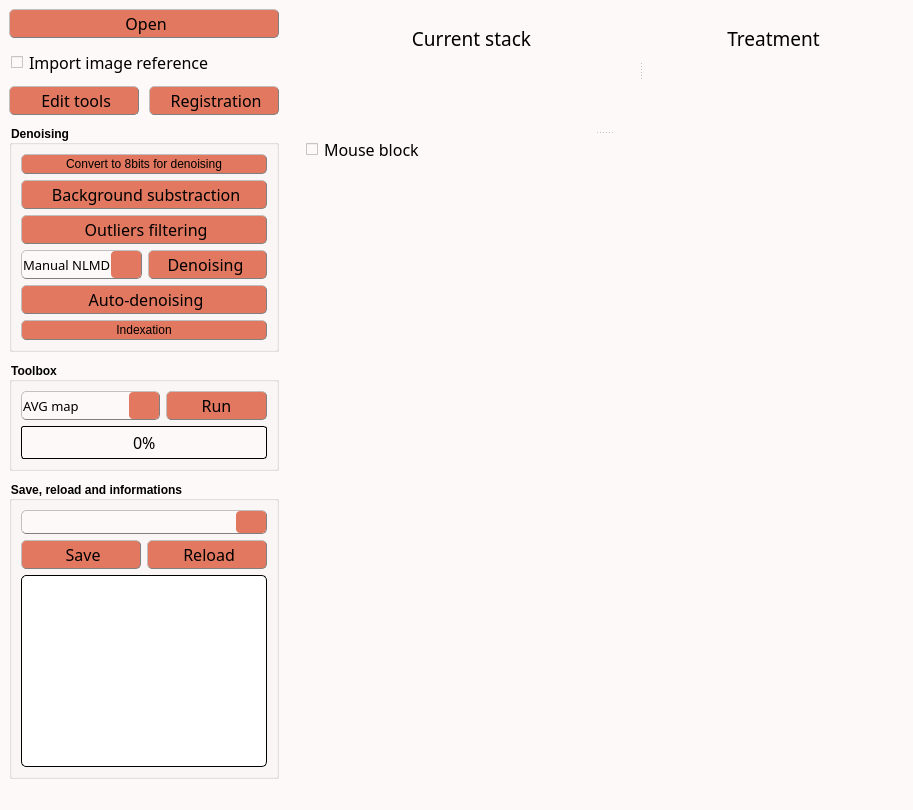
First picture: the form in inichord/__main__local.ui, repository Cyril-Langlois/iniCHORD, before the edit.
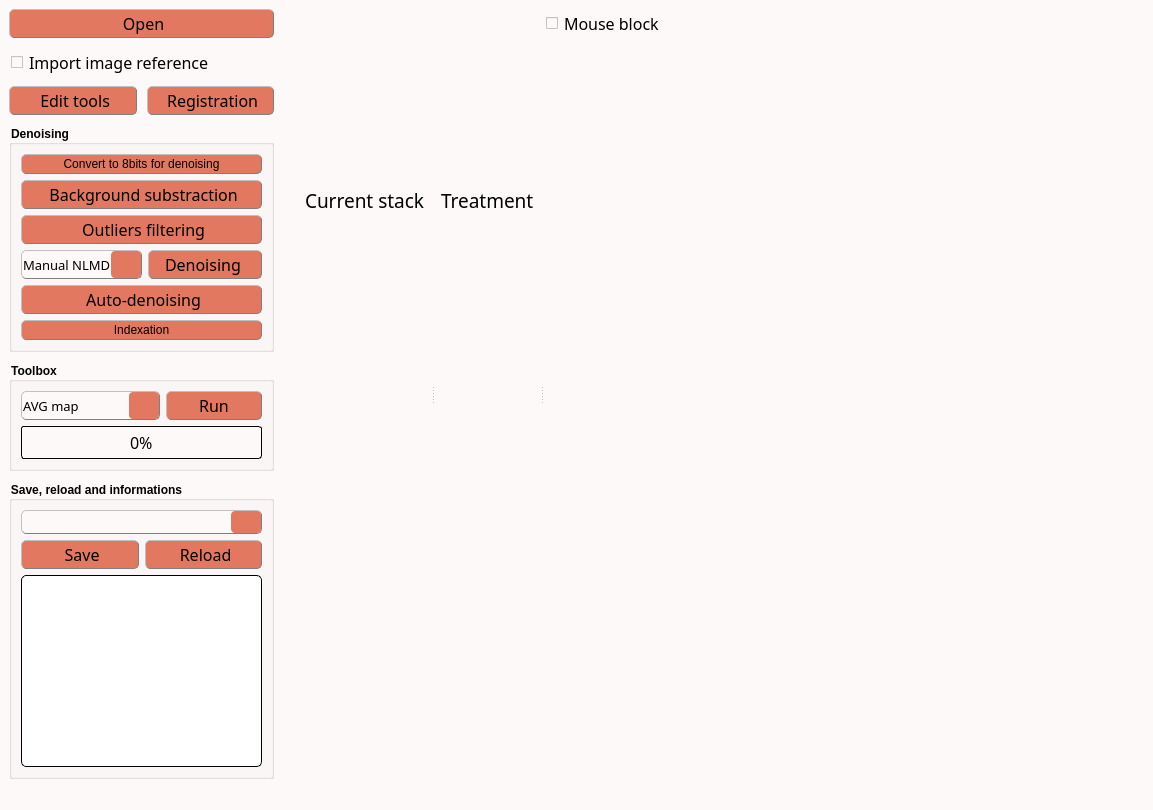
Second picture: the form after the edit. Icons and pictures are not drawn. Custom widgets are drawn as their Qt base class.

Commit message: Ajout des MAJ en local

Patch:
```diff
--- a/inichord/__main__local.ui
+++ b/inichord/__main__local.ui
@@ -225,7 +225,7 @@
             </property>
             <property name="minimumSize">
              <size>
-              <width>101</width>
+              <width>96</width>
               <height>0</height>
              </size>
             </property>
@@ -239,6 +239,7 @@
              <font>
               <family>Noto Sans Cond</family>
               <pointsize>12</pointsize>
+              <weight>50</weight>
               <italic>false</italic>
               <bold>false</bold>
              </font>
@@ -278,6 +279,7 @@
            <font>
             <family>Noto Sans Cond</family>
             <pointsize>12</pointsize>
+            <weight>50</weight>
             <italic>false</italic>
             <bold>false</bold>
            </font>
@@ -302,7 +304,7 @@
             </property>
             <property name="minimumSize">
              <size>
-              <width>101</width>
+              <width>96</width>
               <height>0</height>
              </size>
             </property>
@@ -310,6 +312,7 @@
              <font>
               <family>Noto Sans Cond</family>
               <pointsize>12</pointsize>
+              <weight>50</weight>
               <italic>false</italic>
               <bold>false</bold>
              </font>
@@ -339,7 +342,7 @@
             </property>
             <property name="minimumSize">
              <size>
-              <width>101</width>
+              <width>96</width>
               <height>0</height>
              </size>
             </property>
@@ -347,6 +350,7 @@
              <font>
               <family>Noto Sans Cond</family>
               <pointsize>12</pointsize>
+              <weight>50</weight>
               <italic>false</italic>
               <bold>false</bold>
              </font>
@@ -372,6 +376,7 @@
          <widget class="QGroupBox" name="groupBox">
           <property name="font">
            <font>
+            <weight>75</weight>
             <bold>true</bold>
            </font>
           </property>
@@ -403,7 +408,7 @@
              </property>
              <property name="minimumSize">
               <size>
-               <width>101</width>
+               <width>96</width>
                <height>0</height>
               </size>
              </property>
@@ -411,6 +416,7 @@
               <font>
                <family>Noto Sans Cond</family>
                <pointsize>12</pointsize>
+               <weight>50</weight>
                <italic>false</italic>
                <bold>false</bold>
               </font>
@@ -440,7 +446,7 @@
              </property>
              <property name="minimumSize">
               <size>
-               <width>101</width>
+               <width>96</width>
                <height>0</height>
               </size>
              </property>
@@ -448,6 +454,7 @@
               <font>
                <family>Noto Sans Cond</family>
                <pointsize>12</pointsize>
+               <weight>50</weight>
                <italic>false</italic>
                <bold>false</bold>
               </font>
@@ -511,7 +518,7 @@
                </item>
               </widget>
              </item>
-             <item alignment="">
+             <item>
               <widget class="QPushButton" name="Manual_denoising_button">
                <property name="sizePolicy">
                 <sizepolicy hsizetype="Expanding" vsizetype="Minimum">
@@ -521,7 +528,7 @@
                </property>
                <property name="minimumSize">
                 <size>
-                 <width>101</width>
+                 <width>96</width>
                  <height>0</height>
                 </size>
                </property>
@@ -529,6 +536,7 @@
                 <font>
                  <family>Noto Sans Cond</family>
                  <pointsize>12</pointsize>
+                 <weight>50</weight>
                  <italic>false</italic>
                  <bold>false</bold>
                 </font>
@@ -560,7 +568,7 @@
              </property>
              <property name="minimumSize">
               <size>
-               <width>101</width>
+               <width>96</width>
                <height>0</height>
               </size>
              </property>
@@ -568,6 +576,7 @@
               <font>
                <family>Noto Sans Cond</family>
                <pointsize>12</pointsize>
+               <weight>50</weight>
                <italic>false</italic>
                <bold>false</bold>
               </font>
@@ -716,7 +725,7 @@
                </property>
                <property name="minimumSize">
                 <size>
-                 <width>101</width>
+                 <width>96</width>
                  <height>0</height>
                 </size>
                </property>
@@ -724,6 +733,7 @@
                 <font>
                  <family>Noto Sans Cond</family>
                  <pointsize>12</pointsize>
+                 <weight>50</weight>
                  <italic>false</italic>
                  <bold>false</bold>
                 </font>
@@ -763,6 +773,7 @@
               <font>
                <family>Noto Sans Cond</family>
                <pointsize>12</pointsize>
+               <weight>50</weight>
                <italic>false</italic>
                <bold>false</bold>
               </font>
@@ -794,7 +805,7 @@
              </property>
              <property name="minimumSize">
               <size>
-               <width>84</width>
+               <width>79</width>
                <height>0</height>
               </size>
              </property>
@@ -802,6 +813,7 @@
               <font>
                <family>Noto Sans Cond</family>
                <pointsize>10</pointsize>
+               <weight>50</weight>
                <italic>false</italic>
                <bold>false</bold>
               </font>
@@ -834,7 +846,7 @@
            </item>
            <item>
             <layout class="QHBoxLayout" name="horizontalLayout_4">
-             <item alignment="">
+             <item>
               <widget class="QPushButton" name="Save_button">
                <property name="sizePolicy">
                 <sizepolicy hsizetype="Minimum" vsizetype="Minimum">
@@ -844,7 +856,7 @@
                </property>
                <property name="minimumSize">
                 <size>
-                 <width>101</width>
+                 <width>96</width>
                  <height>0</height>
                 </size>
                </property>
@@ -852,6 +864,7 @@
                 <font>
                  <family>Noto Sans Cond</family>
                  <pointsize>12</pointsize>
+                 <weight>50</weight>
                  <italic>false</italic>
                  <bold>false</bold>
                 </font>
@@ -871,7 +884,7 @@
                </property>
               </widget>
              </item>
-             <item alignment="">
+             <item>
               <widget class="QPushButton" name="Reload_button">
                <property name="sizePolicy">
                 <sizepolicy hsizetype="Minimum" vsizetype="Minimum">
@@ -881,7 +894,7 @@
                </property>
                <property name="minimumSize">
                 <size>
-                 <width>101</width>
+                 <width>96</width>
                  <height>0</height>
                 </size>
                </property>
@@ -889,6 +902,7 @@
                 <font>
                  <family>Noto Sans Cond</family>
                  <pointsize>12</pointsize>
+                 <weight>50</weight>
                  <italic>false</italic>
                  <bold>false</bold>
                 </font>
@@ -981,15 +995,6 @@
                   </color>
                  </brush>
                 </colorrole>
-                <colorrole role="PlaceholderText">
-                 <brush brushstyle="SolidPattern">
-                  <color alpha="128">
-                   <red>0</red>
-                   <green>0</green>
-                   <blue>0</blue>
-                  </color>
-                 </brush>
-                </colorrole>
                </active>
                <inactive>
                 <colorrole role="WindowText">
@@ -1046,15 +1051,6 @@
                   </color>
                  </brush>
                 </colorrole>
-                <colorrole role="PlaceholderText">
-                 <brush brushstyle="SolidPattern">
-                  <color alpha="128">
-                   <red>0</red>
-                   <green>0</green>
-                   <blue>0</blue>
-                  </color>
-                 </brush>
-                </colorrole>
                </inactive>
                <disabled>
                 <colorrole role="WindowText">
@@ -1111,15 +1107,6 @@
                   </color>
                  </brush>
                 </colorrole>
-                <colorrole role="PlaceholderText">
-                 <brush brushstyle="SolidPattern">
-                  <color alpha="128">
-                   <red>0</red>
-                   <green>0</green>
-                   <blue>0</blue>
-                  </color>
-                 </brush>
-                </colorrole>
                </disabled>
               </palette>
              </property>
@@ -1127,6 +1114,7 @@
               <font>
                <family>Noto Sans Cond</family>
                <pointsize>10</pointsize>
+               <weight>50</weight>
                <italic>false</italic>
                <bold>false</bold>
               </font>
@@ -1158,13 +1146,7 @@
           <verstretch>0</verstretch>
          </sizepolicy>
         </property>
-        <property name="orientation">
-         <enum>Qt::Orientation::Vertical</enum>
-        </property>
         <widget class="QSplitter" name="splitter">
-         <property name="orientation">
-          <enum>Qt::Orientation::Horizontal</enum>
-         </property>
          <widget class="QWidget" name="layoutWidget">
           <layout class="QVBoxLayout" name="verticalLayout">
            <item>
@@ -1226,15 +1208,6 @@
                   </color>
                  </brush>
                 </colorrole>
-                <colorrole role="PlaceholderText">
-                 <brush brushstyle="SolidPattern">
-                  <color alpha="128">
-                   <red>0</red>
-                   <green>0</green>
-                   <blue>0</blue>
-                  </color>
-                 </brush>
-                </colorrole>
                </active>
                <inactive>
                 <colorrole role="WindowText">
@@ -1291,15 +1264,6 @@
                   </color>
                  </brush>
                 </colorrole>
-                <colorrole role="PlaceholderText">
-                 <brush brushstyle="SolidPattern">
-                  <color alpha="128">
-                   <red>0</red>
-                   <green>0</green>
-                   <blue>0</blue>
-                  </color>
-                 </brush>
-                </colorrole>
                </inactive>
                <disabled>
                 <colorrole role="WindowText">
@@ -1356,15 +1320,6 @@
                   </color>
                  </brush>
                 </colorrole>
-                <colorrole role="PlaceholderText">
-                 <brush brushstyle="SolidPattern">
-                  <color alpha="128">
-                   <red>0</red>
-                   <green>0</green>
-                   <blue>0</blue>
-                  </color>
-                 </brush>
-                </colorrole>
                </disabled>
               </palette>
              </property>
@@ -1372,6 +1327,7 @@
               <font>
                <family>Noto Sans Cond</family>
                <pointsize>14</pointsize>
+               <weight>50</weight>
                <italic>false</italic>
                <bold>false</bold>
               </font>
@@ -1391,9 +1347,6 @@
              <property name="scaledContents">
               <bool>false</bool>
              </property>
-             <property name="alignment">
-              <set>Qt::AlignmentFlag::AlignCenter</set>
-             </property>
             </widget>
            </item>
            <item>
@@ -1462,15 +1415,6 @@
                   </color>
                  </brush>
                 </colorrole>
-                <colorrole role="PlaceholderText">
-                 <brush brushstyle="SolidPattern">
-                  <color alpha="128">
-                   <red>0</red>
-                   <green>0</green>
-                   <blue>0</blue>
-                  </color>
-                 </brush>
-                </colorrole>
                </active>
                <inactive>
                 <colorrole role="WindowText">
@@ -1527,15 +1471,6 @@
                   </color>
                  </brush>
                 </colorrole>
-                <colorrole role="PlaceholderText">
-                 <brush brushstyle="SolidPattern">
-                  <color alpha="128">
-                   <red>0</red>
-                   <green>0</green>
-                   <blue>0</blue>
-                  </color>
-                 </brush>
-                </colorrole>
                </inactive>
                <disabled>
                 <colorrole role="WindowText">
@@ -1592,15 +1527,6 @@
                   </color>
                  </brush>
                 </colorrole>
-                <colorrole role="PlaceholderText">
-                 <brush brushstyle="SolidPattern">
-                  <color alpha="128">
-                   <red>0</red>
-                   <green>0</green>
-                   <blue>0</blue>
-                  </color>
-                 </brush>
-                </colorrole>
                </disabled>
               </palette>
              </property>
@@ -1608,6 +1534,7 @@
               <font>
                <family>Noto Sans Cond</family>
                <pointsize>14</pointsize>
+               <weight>50</weight>
                <italic>false</italic>
                <bold>false</bold>
               </font>
@@ -1627,9 +1554,6 @@
              <property name="scaledContents">
               <bool>false</bool>
              </property>
-             <property name="alignment">
-              <set>Qt::AlignmentFlag::AlignCenter</set>
-             </property>
             </widget>
            </item>
            <item>
@@ -1640,12 +1564,13 @@
         </widget>
         <widget class="QWidget" name="layoutWidget">
          <layout class="QVBoxLayout" name="verticalLayout_3">
-          <item alignment="">
+          <item>
            <widget class="QCheckBox" name="mouseLock">
             <property name="font">
              <font>
               <family>Noto Sans Cond</family>
               <pointsize>12</pointsize>
+              <weight>50</weight>
               <italic>false</italic>
               <bold>false</bold>
              </font>
```
Left out of the diff: 28 changed lines with no effect on the pictures. The commit also changes 9 other files.
